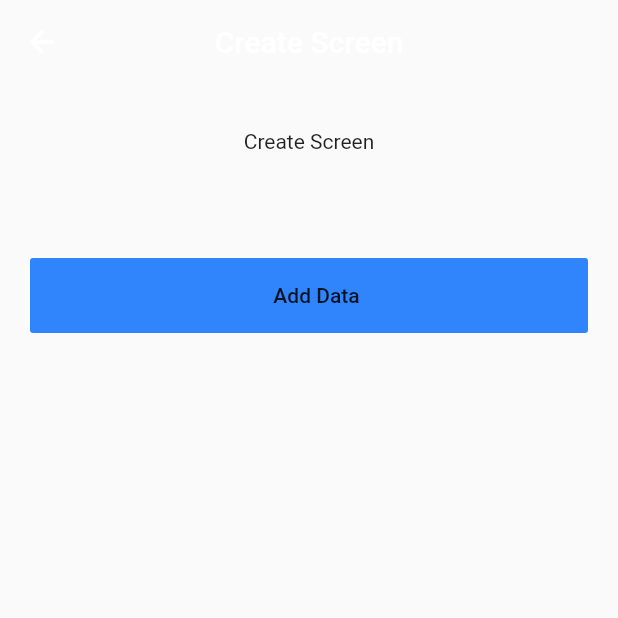
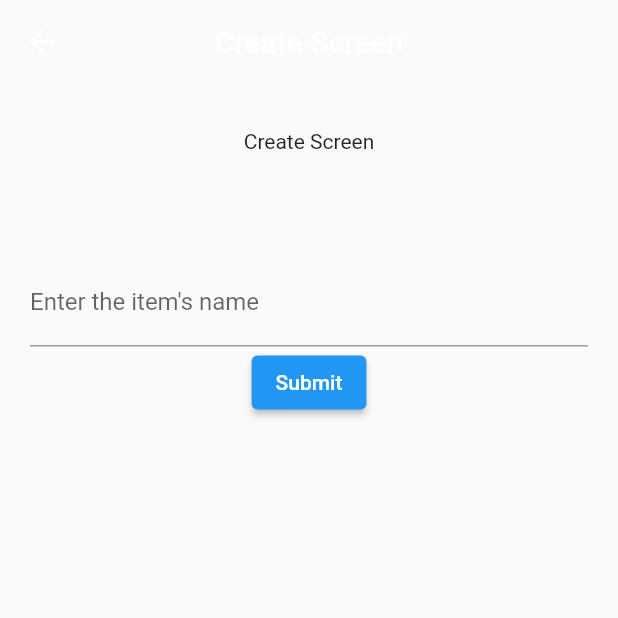
Before and after one commit to samuel-howell/SIM, a Flutter app: the CreateScreen screen opened directly, on a phone screen of 412 x 824 dp, the top half of it. Run offline on Flutter 3.47's test engine with Material 2 defaults, Android fonts, the light colour scheme and no system bars; our stand-ins replace cloud_firestore, firebase_auth, firebase_core, fluttertoast; accounts and stored records are empty.

Commit message:
created and integrated a custom add-item-form

```diff
--- a/lib/src/screens/create-screen.dart
+++ b/lib/src/screens/create-screen.dart
@@ -1,6 +1,7 @@
 import 'package:cloud_firestore/cloud_firestore.dart';
 import 'package:flutter/material.dart';
 import 'package:howell_capstone/src/res/custom-colors.dart';
+import 'package:howell_capstone/src/widgets/add-item-form.dart';
 
 
 
@@ -46,20 +47,22 @@ addData(){
             Text('Create Screen', textAlign: TextAlign.center),
 
             SizedBox(height:70,),
-            MaterialButton(
-              elevation: 0,
-              minWidth: double.maxFinite,
-              height: 50,
-              onPressed: addData, //! This will crash if you run a mobile emulator, but if you run chrome or a physical device it works fine
-              color: CustomColors.cblue,
-              child: Row(
-                mainAxisAlignment:MainAxisAlignment.center,
-                children: <Widget>[
-                  SizedBox(width: 10),
-                  Text('Add Data')
-                ]
-              )
-            )
+
+            AddItemForm(), //TODO: Tie this in with the TODO above about textControllers
+            // MaterialButton(
+            //   elevation: 0,
+            //   minWidth: double.maxFinite,
+            //   height: 50,
+            //   onPressed: addData, //! This will crash if you run a mobile emulator, but if you run chrome or a physical device it works fine
+            //   color: CustomColors.cblue,
+            //   child: Row(
+            //     mainAxisAlignment:MainAxisAlignment.center,
+            //     children: <Widget>[
+            //       SizedBox(width: 10),
+            //       Text('Add Data')
+            //     ]
+            //   )
+            // )
           ]
 
         )
@@ -69,3 +72,5 @@ addData(){
 }
 
 //TODO: Good reference articles... https://medium.com/firebase-tips-tricks/how-to-use-cloud-firestore-in-flutter-9ea80593ca40 ... https://www.youtube.com/watch?v=lyZQa7hqoVY
+
+//TODO Gihub Reference - https://github.com/sbis04/flutterfire-samples/tree/crud-firestore/lib
--- /dev/null
+++ b/lib/src/widgets/add-item-form.dart
@@ -0,0 +1,67 @@
+import 'package:flutter/material.dart';
+
+// Define a custom Form widget.
+class AddItemForm extends StatefulWidget {
+  const AddItemForm({Key? key}) : super(key: key);
+
+  @override
+  AddItemFormState createState() {
+    return AddItemFormState();
+  }
+}
+
+// Define a corresponding State class.
+// This class holds data related to the form.
+class AddItemFormState extends State<AddItemForm> {
+  // Create a global key that uniquely identifies the Form widget
+  // and allows validation of the form.
+  //
+  // Note: This is a `GlobalKey<FormState>`,
+  // not a GlobalKey<MyCustomFormState>.
+  final _formKey = GlobalKey<FormState>();
+
+  String? _name = " ";
+  @override
+  Widget build(BuildContext context) {
+    // Build a Form widget using the _formKey created above.
+    return Form(
+      key: _formKey,
+      child: Column(
+        children: <Widget>[
+          // Add TextFormFields and ElevatedButton here.
+
+          TextFormField(
+            decoration: InputDecoration(
+              border: UnderlineInputBorder(),
+              labelText: 'Enter the item\'s name',
+            ),
+
+            onSaved: (value) => this._name = value,  //  when the user submits form, save whatever text is in this field to the _name variable
+
+            validator: (value) { // The validator receives the text that the user has entered.
+              if (value == null || value.isEmpty) {
+                return 'Please enter some text';
+              }
+              return null;
+            },
+          ),
+
+
+          ElevatedButton(
+            onPressed: () {
+              // Validate returns true if the form is valid, or false otherwise.
+              if (_formKey.currentState!.validate()) {
+                // If the form is valid, display a snackbar. In the real world,
+                // you'd often call a server or save the information in a database.
+                ScaffoldMessenger.of(context).showSnackBar(
+                  const SnackBar(content: Text('Processing Data')),
+                );
+              }
+            },
+            child: const Text('Submit'),
+          ),
+        ],
+      ),
+    );
+  }
+}
```
